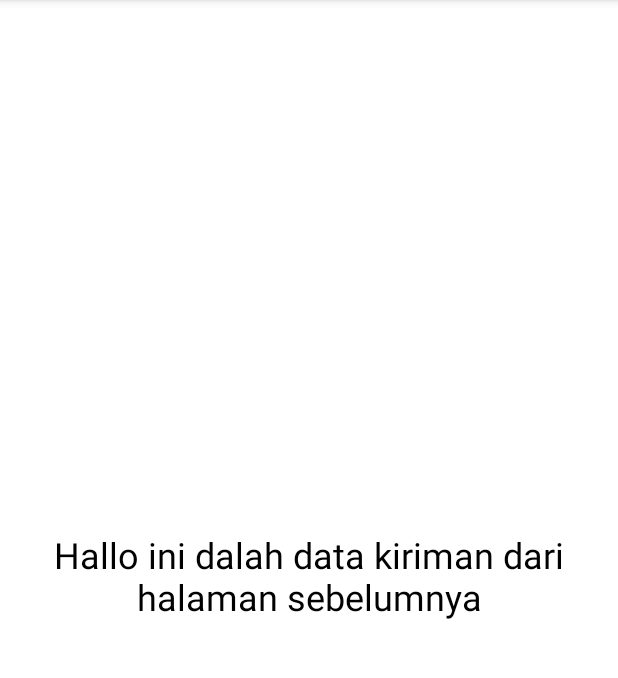
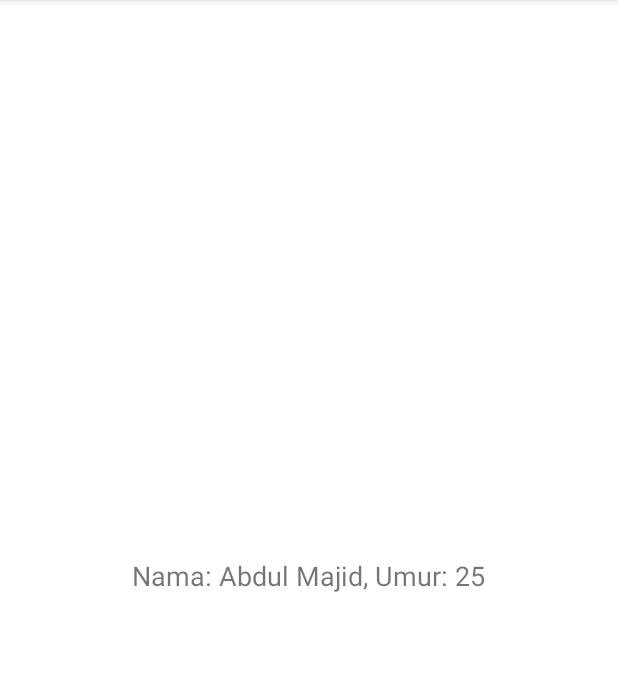
Before and after one commit to dhezhen/Intent_example, an Android app: the screen it shows after launch (DetailActivity), after a tap on "BERPINDAH HALAMAN", on a phone screen of 412 x 824 dp, the part 84-762 px from its top. Run offline under Robolectric (Android 15) with nearby library versions, the phone set to English and light mode, and no system bars.

Commit message:
intent example-update

```diff
--- a/app/src/main/java/com/pab/intent_example/DetailActivity.java
+++ b/app/src/main/java/com/pab/intent_example/DetailActivity.java
@@ -2,19 +2,26 @@ package com.pab.intent_example;
 
 import android.content.Intent;
 import android.os.Bundle;
+import android.widget.TextView;
 
 import androidx.appcompat.app.AppCompatActivity;
 
+
 public class DetailActivity  extends AppCompatActivity {
+    @Override
     protected void onCreate(Bundle savedInstanceState) {
         super.onCreate(savedInstanceState);
         setContentView(R.layout.actiivity_dua);
 
+        // Mendapatkan Intent yang memulai aktivitas ini
         Intent intent = getIntent();
-        if(intent != null) {
-            String receivedData = intent.getStringExtra("isiData");
-            // Gunakan data yang diterima di sini
 
-        }
+        // Mendapatkan data tambahan dari Intent
+        String nama = intent.getStringExtra("key_nama");
+        int umur = intent.getIntExtra("key_umur", 0); // 0 adalah nilai default jika data tidak ditemukan
+
+        // Menampilkan data tambahan di TextView
+        TextView textView = findViewById(R.id.text_view);
+        textView.setText("Nama: " + nama + ", Umur: " + umur);
     }
 }
--- a/app/src/main/java/com/pab/intent_example/MainActivity.java
+++ b/app/src/main/java/com/pab/intent_example/MainActivity.java
@@ -28,12 +28,22 @@ public class MainActivity extends AppCompatActivity {
         mWebsiteEditText = findViewById(R.id.website_edittext);
         mLocationEditText = findViewById(R.id.location_edittext);
 
-        btnMove.setOnClickListener(v -> {
-// Perintah Intent Explicit pindah halaman ke activity_detail
+        Button btnOpenActivity = findViewById(R.id.btnMove);
 
-            Intent i = new Intent(MainActivity.this,DetailActivity.class);
-            i.putExtra("isiData","Kiriman dari halaman pertama");
-            startActivity(i);
+        // Menambahkan listener klik pada tombol
+        btnOpenActivity.setOnClickListener(new View.OnClickListener() {
+            @Override
+            public void onClick(View v) {
+                // Membuat Intent untuk membuka TujuanActivity
+                Intent intent = new Intent(MainActivity.this, DetailActivity.class);
+
+                // Menambahkan data tambahan ke Intent
+                intent.putExtra("key_nama", "Abdul Majid");
+                intent.putExtra("key_umur", 25);
+
+                // Memulai aktivitas tujuan dengan Intent yang telah disiapkan
+                startActivity(intent);
+            }
         });
 
         btnShare.setOnClickListener(v -> {
--- a/app/src/main/res/layout/actiivity_dua.xml
+++ b/app/src/main/res/layout/actiivity_dua.xml
@@ -1,19 +1,14 @@
-<?xml version="1.0" encoding="utf-8"?>
-<LinearLayout xmlns:android="http://schemas.android.com/apk/res/android"
-    xmlns:app="http://schemas.android.com/apk/res-auto"
-    xmlns:tools="http://schemas.android.com/tools"
+<!-- Layout untuk activity_tujuan.xml -->
+<RelativeLayout xmlns:android="http://schemas.android.com/apk/res/android"
     android:layout_width="match_parent"
     android:layout_height="match_parent"
-    android:orientation="vertical"
-    android:gravity="center">
+    android:padding="16dp">
 
     <TextView
-        android:layout_width="match_parent"
+        android:id="@+id/text_view"
+        android:layout_width="wrap_content"
         android:layout_height="wrap_content"
-        android:layout_margin="10dp"
-        android:gravity="center"
-        android:text="@string/hallo"
-        android:textColor="#020101"
-        android:textSize="24sp" />
+        android:layout_centerInParent="true"
+        android:textSize="18sp" />
 
-</LinearLayout>
+</RelativeLayout>
```
